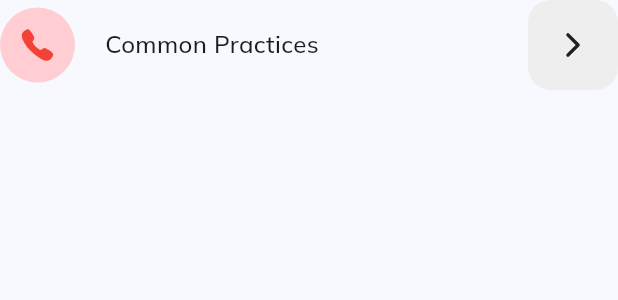
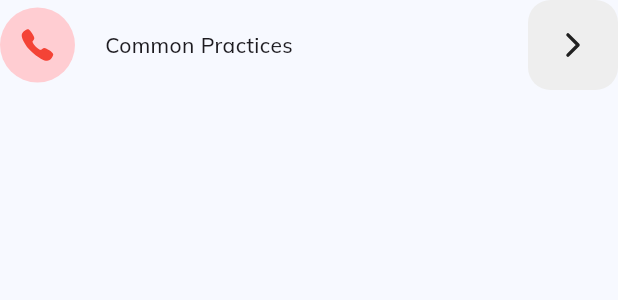
Before and after one commit to codegasms/appathon, a Flutter app: the SettingItem widget shown alone on an empty page, opened directly, on a phone screen of 412 x 824 dp. Shown: the top 300 px of the screen. Run offline on Flutter 3.47's test engine with Material 3 defaults, Android fonts, the phone set to English and light mode, and no system bars; our stand-ins replace dash_chat_2, fl_chart, get, google_fonts, ionicons; missing offline and left inert: clipboard, dart:ffi; network calls fail.

Commit message:
Fix screen overflow in profile page

```diff
--- a/farmerapp/lib/pages/subpages/profile.dart
+++ b/farmerapp/lib/pages/subpages/profile.dart
@@ -34,7 +34,7 @@ class _ProfilePageState extends State<ProfilePage> {
     return Scaffold(
       body: SingleChildScrollView(
         child: Padding(
-          padding: const EdgeInsets.all(30),
+          padding: const EdgeInsets.all(10),
           child: Column(
             crossAxisAlignment: CrossAxisAlignment.start,
             children: [
--- a/farmerapp/lib/pages/subpages/settings/helper/setting_item.dart
+++ b/farmerapp/lib/pages/subpages/settings/helper/setting_item.dart
@@ -40,7 +40,7 @@ class SettingItem extends StatelessWidget {
           Text(
             title,
             style: const TextStyle(
-              fontSize: 16,
+              fontSize: 14,
               fontWeight: FontWeight.w500,
             ),
           ),
```
